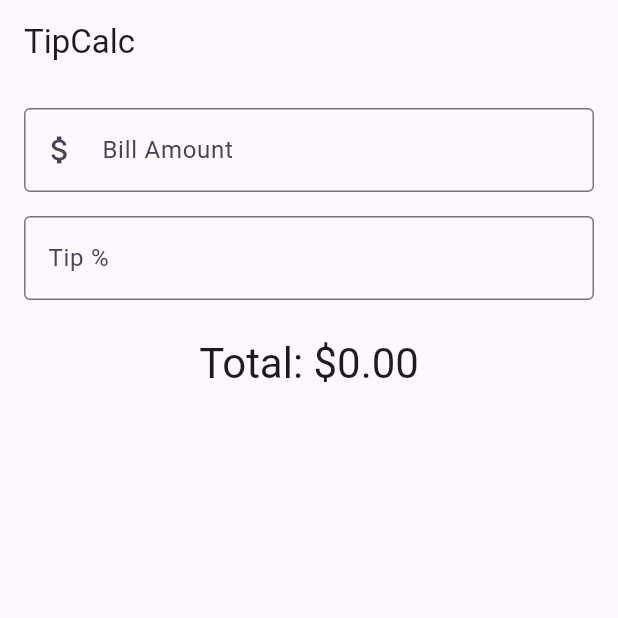
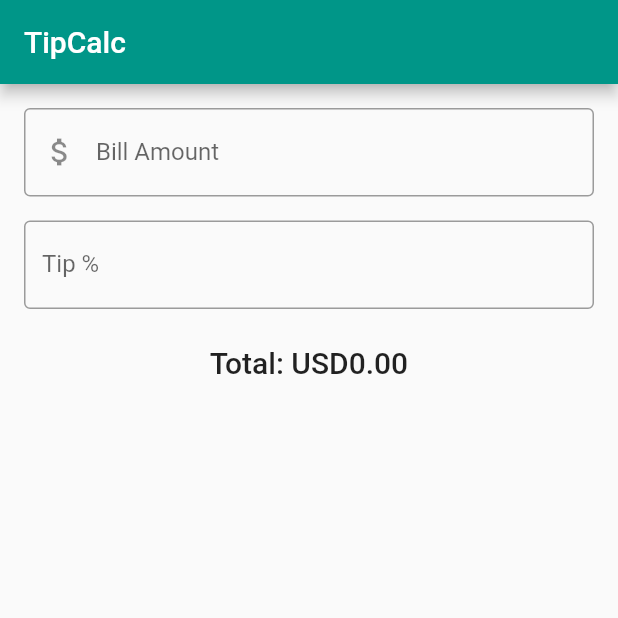
Before and after one commit to Elvis567890/Better, a Flutter app: the screen it shows after launch, on a phone screen of 412 x 824 dp, the top half of it. Run offline on Flutter 3.47's test engine with Material 3 defaults, Android fonts, the light colour scheme and no system bars; statements that could not run were skipped.

Commit message:
boat: fix tipcalc/lib/main.dart

```diff
--- a/apps/tipcalc/lib/main.dart
+++ b/apps/tipcalc/lib/main.dart
@@ -15,6 +15,8 @@ class TipCalcApp extends StatelessWidget {
       theme: ThemeData(
         // Use a classic color scheme compatible with all Flutter versions.
         primarySwatch: Colors.teal,
+        // Ensure Material 2 styling to avoid missing TextTheme properties.
+        useMaterial3: false,
       ),
       home: const TipCalculatorScreen(),
     );
@@ -59,7 +61,7 @@ class _TipCalculatorScreenState extends State<TipCalculatorScreen> {
 
   @override
   Widget build(BuildContext context) {
-    final formatter = NumberFormat.currency(symbol: '\$', decimalDigits: 2);
+    final formatter = NumberFormat.currency(symbol: '\\$', decimalDigits: 2);
     return Scaffold(
       appBar: AppBar(
         title: const Text('TipCalc'),
@@ -91,7 +93,8 @@ class _TipCalculatorScreenState extends State<TipCalculatorScreen> {
             const SizedBox(height: 24),
             Text(
               'Total: ${formatter.format(_total)}',
-              style: Theme.of(context).textTheme.headlineMedium,
+              // Use a TextTheme property that exists across Flutter versions.
+              style: Theme.of(context).textTheme.titleLarge,
               textAlign: TextAlign.center,
             ),
           ],
```
